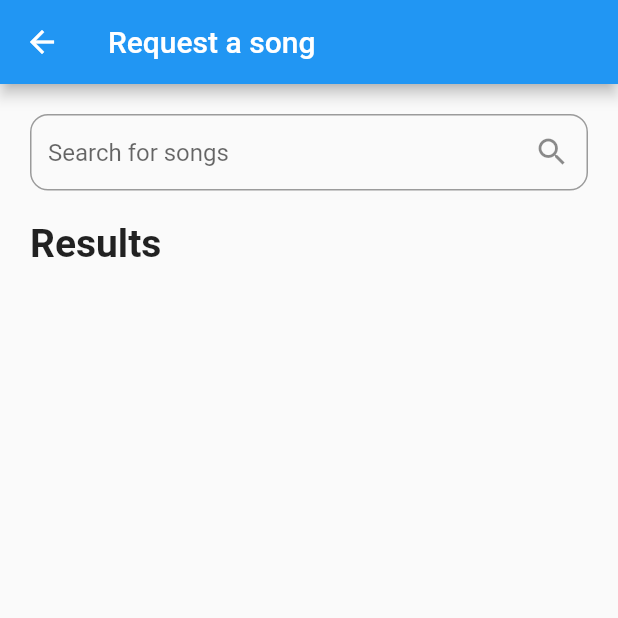
After one commit to Dev-Aj11/flutter-music-connections, a Flutter app: the screen it shows after launch, after a tap on "Request", on a phone screen of 412 x 824 dp, the top half of it. The commit adds this screen. Run offline on Flutter 3.47's test engine with Material 2 defaults, Android fonts, the phone set to English and light mode, and no system bars; our stand-ins replace cloud_firestore, firebase_core; accounts and stored records are empty.

Commit message:
update with fb integrations

```diff
--- /dev/null
+++ b/lib/components/song_tile.dart
@@ -0,0 +1,85 @@
+import 'package:flutter/material.dart';
+import '../models/song.dart';
+import 'package:cloud_firestore/cloud_firestore.dart';
+import 'package:uuid/uuid.dart';
+
+/*
+Future TODO: Upgrade styling for songs with a custom Card that includes:
+a) taller cards
+b) larger artwork
+c) moving the votecount metadata below the upvote arrow
+*/
+class SongTile extends StatelessWidget {
+  final List<Song> songs;
+  final Function? updateVoteCount;
+  final CollectionReference fbSongs =
+      FirebaseFirestore.instance.collection('songs');
+
+  Future<void> addSong(
+      String songName, String artist, String albumUrl, int popularity) {
+    // var id = uuid.v5(options: {
+    //   'songName': songName,
+    //   'artist': artist,
+    //   'albumUrl': albumUrl,
+    //   'popularity': popularity,
+    // });
+    // Create UID based on user inputs to check for duplication
+    int uid = "$songName$artist$albumUrl$popularity".hashCode;
+
+    // check if song already exists in the requestes songs db
+    return fbSongs.doc(uid.toString()).get().then((docSnapshot) {
+      if (!docSnapshot.exists) {
+        fbSongs
+            .doc(uid.toString())
+            .set({
+              'songName': songName,
+              'artist': artist,
+              'albumUrl': albumUrl,
+              'popularity': popularity,
+              'voteCount': 0,
+            })
+            .then((value) => print("song added"))
+            .catchError((error) => print("Failed due to $error"));
+      }
+    });
+  }
+
+  // sets itself to null if updateVoteCount is not passed
+  SongTile(this.songs, [this.updateVoteCount]);
+
+  @override
+  Widget build(BuildContext context) {
+    return ListView.builder(
+      itemBuilder: (context, index) {
+        Song song = songs[index];
+        return InkWell(
+          onTap: () {
+            addSong(
+              song.songName,
+              song.artist,
+              song.albumCover,
+              song.popularity,
+            );
+          },
+          child: Card(
+            elevation: 4,
+            child: ListTile(
+              leading: Image.network(song.albumCover),
+              title: Text(song.songName),
+              subtitle: Text(song.artist),
+              trailing: (updateVoteCount != null)
+                  ? TextButton.icon(
+                      onPressed: () {
+                        this.updateVoteCount!(song);
+                      },
+                      icon: Icon(Icons.arrow_upward),
+                      label: Text(song.voteCount.toString()))
+                  : SizedBox.shrink(),
+            ),
+          ),
+        );
+      },
+      itemCount: this.songs.length,
+    );
+  }
+}
--- a/lib/main.dart
+++ b/lib/main.dart
@@ -1,7 +1,14 @@
 import 'package:flutter/material.dart';
-import 'package:music_connections/songs_list_screen.dart';
+import 'package:music_connections/screens/request_song_screen.dart';
+import 'package:music_connections/screens/songs_list_screen.dart';
+import 'package:firebase_core/firebase_core.dart';
+import 'firebase_options.dart';
 
-void main() {
+void main() async {
+  WidgetsFlutterBinding.ensureInitialized();
+  await Firebase.initializeApp(
+    options: DefaultFirebaseOptions.currentPlatform,
+  );
   runApp(MyApp());
 }
 
@@ -9,12 +16,11 @@ class MyApp extends StatelessWidget {
   @override
   Widget build(BuildContext context) {
     return MaterialApp(
-      home: Scaffold(
-        appBar: AppBar(
-          title: const Text("Music Connections"),
-        ),
-        body: SongsListScreen(),
-      ),
+      initialRoute: '/',
+      routes: {
+        '/': (context) => SongsListScreen(),
+        '/request': (context) => RequestSongScreen()
+      },
     );
   }
 }
--- a/lib/models/song.dart
+++ b/lib/models/song.dart
@@ -3,14 +3,20 @@ class Song {
   String songName;
   String albumCover;
   int popularity;
+  int voteCount;
 
   Song(
       {required this.artist,
       required this.songName,
       required this.albumCover,
-      required this.popularity});
+      required this.popularity,
+      required this.voteCount});
 
   String toString() {
     return "$popularity: $artist, $songName, $albumCover";
   }
+
+  void incrementVoteCount() {
+    this.voteCount++;
+  }
 }
--- a/lib/models/song_list.dart
+++ b/lib/models/song_list.dart
@@ -10,17 +10,32 @@ class SongList {
       required songName,
       required albumCover,
       required popularity}) {
-    _songs.add(Song(
-        artist: artist,
-        songName: songName,
-        albumCover: albumCover,
-        popularity: popularity));
+    _songs.add(
+      Song(
+          artist: artist,
+          songName: songName,
+          albumCover: albumCover,
+          popularity: popularity,
+          voteCount: 0),
+    );
   }
 
   _sortByPopularity() {
-    for (Song song in _songs) {
-      // implement compareTo method
-    }
+    // sorts by comparing popularity of song 1 with song 2
+    // if song2 popularity > song1 popularity, compareTo returns 1
+    // if song2 popularity == song1 popularity, compareTo returns 0
+    // if song2 < song1, compareTo returns -1
+    _songs.sort((song1, song2) {
+      return song2.popularity.compareTo(song1.popularity);
+    });
+  }
+
+  incrementVote(Song song) {
+    song.incrementVoteCount();
+  }
+
+  clear() {
+    _songs.clear();
   }
 
   getSongs() {
--- /dev/null
+++ b/lib/screens/request_song_screen.dart
@@ -0,0 +1,80 @@
+import 'package:flutter/material.dart';
+import '../components/song_tile.dart';
+import '../models/song_list.dart';
+import '../services/spotify_service.dart';
+
+class RequestSongScreen extends StatefulWidget {
+  const RequestSongScreen({Key? key}) : super(key: key);
+
+  @override
+  _RequestSongScreenState createState() => _RequestSongScreenState();
+}
+
+class _RequestSongScreenState extends State<RequestSongScreen> {
+  SongList songList = SongList();
+  String userQuery = "";
+
+  void getSongList() async {
+    await SpotifyService().getSongs(userQuery, songList);
+    setState(() {});
+  }
+
+  @override
+  Widget build(BuildContext context) {
+    return Scaffold(
+      appBar: AppBar(
+        title: Text("Request a song"),
+      ),
+      body: Container(
+        padding: EdgeInsets.only(top: 20, left: 20, right: 20),
+        child: Column(
+          crossAxisAlignment: CrossAxisAlignment.start,
+          children: [
+            // text field
+            TextField(
+              decoration: InputDecoration(
+                contentPadding:
+                    EdgeInsets.symmetric(vertical: 16, horizontal: 12),
+                border: OutlineInputBorder(
+                  borderRadius: BorderRadius.all(
+                    Radius.circular(12),
+                  ),
+                ),
+                hintText: "Search for songs",
+                suffixIcon: Icon(Icons.search),
+              ),
+              onChanged: (value) {
+                userQuery = value;
+                getSongList();
+              },
+            ),
+            SizedBox(
+              height: 20,
+            ),
+            Text(
+              "Results",
+              style: TextStyle(
+                fontSize: 26,
+                fontWeight: FontWeight.bold,
+              ),
+            ),
+            SizedBox(
+              height: 8,
+            ),
+            Expanded(
+              child: GestureDetector(
+                onTap: () {
+                  // circular indicator
+                  // add to firebase
+                  // show task bar / snack that song is added to requested songs menu
+                  // Navigator.pop(context)
+                },
+                child: SongTile(songList.getSongs()),
+              ),
+            ),
+          ],
+        ),
+      ),
+    );
+  }
+}
--- /dev/null
+++ b/lib/screens/songs_list_screen.dart
@@ -0,0 +1,66 @@
+import 'package:flutter/material.dart';
+import '../models/song_list.dart';
+import '../models/song.dart';
+import '../components/song_tile.dart';
+
+class SongsListScreen extends StatefulWidget {
+  @override
+  State<SongsListScreen> createState() => _SongsListScreenState();
+}
+
+class _SongsListScreenState extends State<SongsListScreen> {
+  SongList songList = SongList();
+  String userQuery = "";
+
+  void updateVoteCount(Song song) {
+    songList.incrementVote(song);
+    setState(() {});
+  }
+
+  void decreaseVoteCount(Song song) {
+    // decrease vote when user disables
+  }
+
+  @override
+  Widget build(BuildContext context) {
+    return Scaffold(
+      appBar: AppBar(
+        title: const Text("Music Connections"),
+      ),
+      floatingActionButton: FloatingActionButton.extended(
+        onPressed: () {
+          // pull up screen allowing user to add a new song
+          Navigator.pushNamed(context, '/request');
+        },
+        icon: Icon(Icons.music_note_outlined),
+        label: Text(
+          "Request",
+          style: TextStyle(fontSize: 16),
+        ),
+      ),
+      body: Container(
+        padding: EdgeInsets.only(top: 20, left: 20, right: 20),
+        child: Column(
+          crossAxisAlignment: CrossAxisAlignment.stretch,
+          children: [
+            SizedBox(
+              height: 20,
+            ),
+            Text(
+              "Requested Songs",
+              style: TextStyle(fontSize: 24, fontWeight: FontWeight.bold),
+            ),
+            SizedBox(
+              height: 10,
+            ),
+            Expanded(
+              // load from Firebase
+              // if list is empty, ask user to request a song below
+              child: SongTile(songList.getSongs(), updateVoteCount),
+            )
+          ],
+        ),
+      ),
+    );
+  }
+}
--- a/pubspec.yaml
+++ b/pubspec.yaml
@@ -35,6 +35,10 @@ dependencies:
   # Use with the CupertinoIcons class for iOS style icons.
   cupertino_icons: ^1.0.2
   http: ^0.13.4
+  firebase_core: ^1.12.0
+  firebase_analytics: ^9.1.0
+  cloud_firestore: ^3.1.7
+  uuid: ^3.0.5
 
 dev_dependencies:
   flutter_test:
```
Also changed, not shown: lib/services/spotify_service.dart (+14 -10 lines), lib/songs_list_screen.dart (deleted, +0 -49 lines), lib/firebase_options.dart (added), pubspec.lock, 7 other files.
